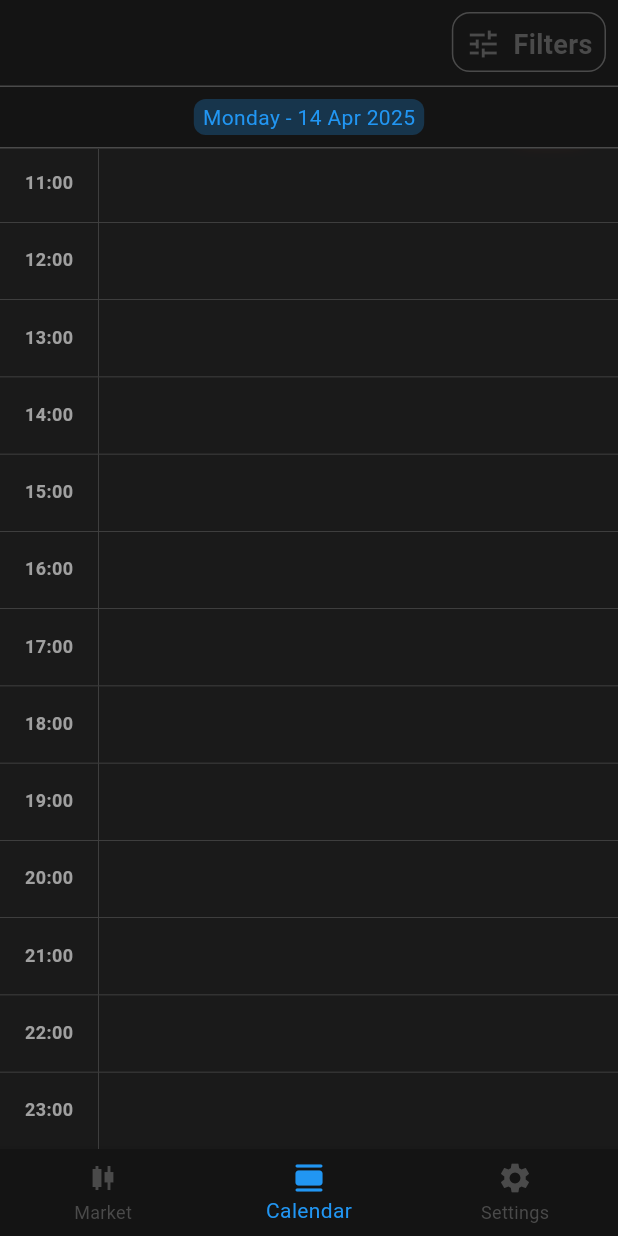
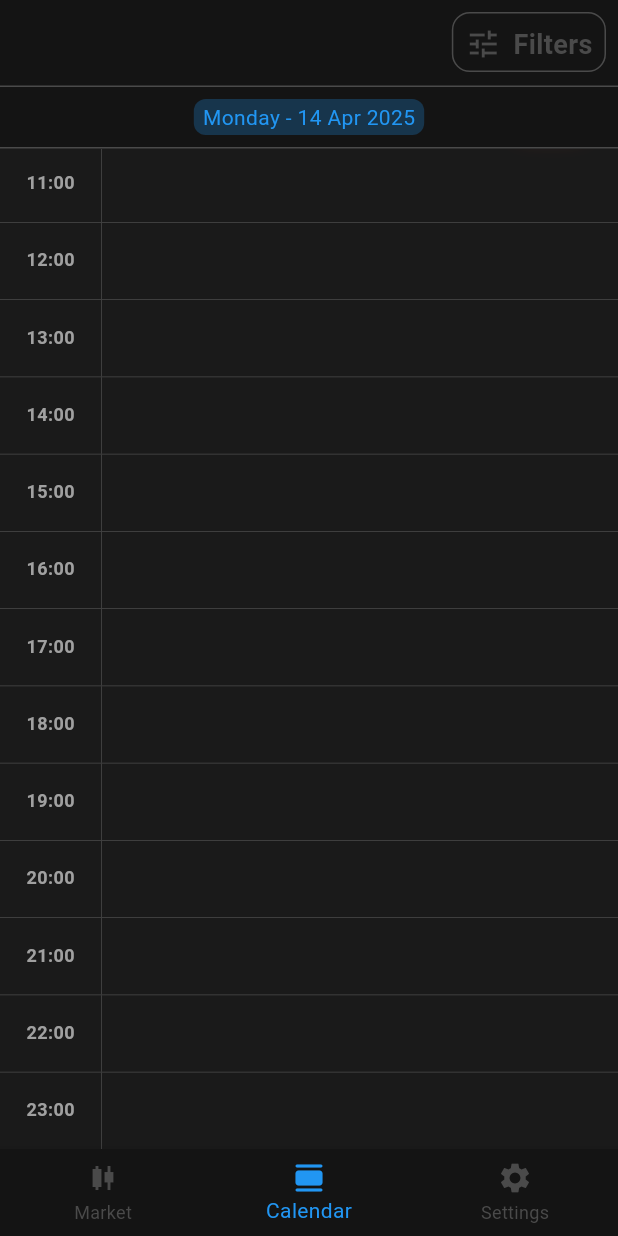
Before and after one commit to yeeet7/marketNews, a Flutter app: the screen it shows after launch, item 2 of the bottom bar chosen, scrolled down 569 dp, on a phone screen of 412 x 824 dp. Run offline on Flutter 3.47's test engine with Material 3 defaults, Android fonts, the light colour scheme and no system bars; missing offline and left inert: beautiful_soup_dart; network calls fail.

```diff
--- a/lib/main.dart
+++ b/lib/main.dart
@@ -149,7 +149,7 @@ class Calendar extends StatelessWidget {
             crossAxisAlignment: CrossAxisAlignment.start,
             children: [
               Container(
-                width: textToSize('24:00', TextStyle(color: Theme.of(context).colorScheme.primary, fontSize: 12)).width + 16*2 + 4,
+                width: textToSize('${index < 10 ? index + 10 : index}:00', TextStyle(color: Theme.of(context).colorScheme.primary, fontSize: 12)).width + 16*2 + 6,
                 height: events.where((event) => event.key.hour == index).length.clamp(1, double.infinity) * (textToSize(events.first.value.title, const TextStyle(fontSize: 16)).height + 16*2),
                 padding: const EdgeInsets.all(16),
                 alignment: Alignment.topCenter,
--- a/lib/widgets.dart
+++ b/lib/widgets.dart
@@ -26,7 +26,7 @@ class NewsItemListTile extends StatelessWidget {
       child: Container(
         padding: const EdgeInsets.all(8),
         // color: Colors.red.withOpacity(0.25),
-        width: MediaQuery.of(context).size.width - (textToSize('24:00', TextStyle(color: Theme.of(context).colorScheme.primary, fontSize: 12)).width + 16*2 + 4),
+        width: MediaQuery.of(context).size.width - (textToSize('24:00', TextStyle(color: Theme.of(context).colorScheme.primary, fontSize: 12)).width + 16*2 + 6),
         child: Row(
           mainAxisSize: MainAxisSize.max,
           // mainAxisAlignment: MainAxisAlignment.spaceEvenly,
```
